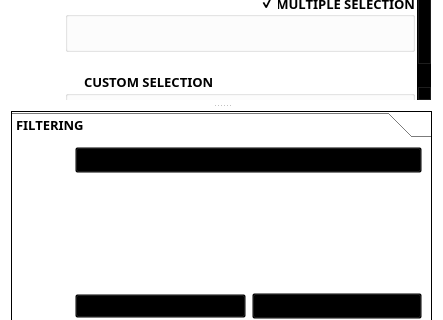
Above: filter_mate_dockwidget_base.ui from sducournau/filter_mate before the change; both pictures show x 0 to 443 and y 93 to 413 of the 443 by 799 pixel window. Below: the same form after it.
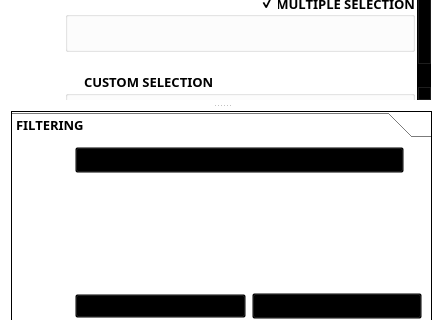
That is the form after the change. Icons and pictures are not drawn. Custom widgets are drawn as their Qt base class.

Commit message:
feat: Add auto-optimization and multi-step filtering improvements
- Add AutoOptimizer module for intelligent filter optimization
- Add optimization dialogs for user interaction
- Add centroid icon for UI
- Update translations for 20 languages
- Improve backend implementations (PostgreSQL, Spatialite, OGR, Memory)
- Enhance multi-step optimizer with better strategy selection
- Update documentation with auto-optimization guide
- Fix freeze issues with large expressions
- Update metadata and changelog for v2.5.11

What changed in the file:
```diff
--- a/filter_mate_dockwidget_base.ui
+++ b/filter_mate_dockwidget_base.ui
@@ -2157,10 +2157,15 @@
                   <item>
                    <layout class="QVBoxLayout" name="verticalLayout_filtering_values">
                     <item>
+                     <layout class="QHBoxLayout" name="horizontalLayout_filtering_source_layer">
+                      <property name="spacing">
+                       <number>4</number>
+                      </property>
+                      <item>
                      <widget class="QgsMapLayerComboBox" name="comboBox_filtering_current_layer">
                       <property name="sizePolicy">
                        <sizepolicy hsizetype="Preferred" vsizetype="Fixed">
-                        <horstretch>0</horstretch>
+                          <horstretch>1</horstretch>
                         <verstretch>0</verstretch>
                        </sizepolicy>
                       </property>
@@ -2198,6 +2203,43 @@
                      </widget>
                     </item>
                     <item>
+                       <widget class="QCheckBox" name="checkBox_filtering_use_centroids_source_layer">
+                        <property name="sizePolicy">
+                         <sizepolicy hsizetype="Fixed" vsizetype="Fixed">
+                          <horstretch>0</horstretch>
+                          <verstretch>0</verstretch>
+                         </sizepolicy>
+                        </property>
+                        <property name="font">
+                         <font>
+                          <family>Segoe UI</family>
+                          <pointsize>8</pointsize>
+                          <weight>75</weight>
+                          <italic>false</italic>
+                          <bold>true</bold>
+                          <underline>false</underline>
+                          <strikeout>false</strikeout>
+                          <stylestrategy>PreferAntialias</stylestrategy>
+                          <kerning>true</kerning>
+                         </font>
+                        </property>
+                        <property name="cursor">
+                         <cursorShape>PointingHandCursor</cursorShape>
+                        </property>
+                        <property name="toolTip">
+                         <string>Use centroids instead of full geometries for source layer (faster for complex polygons)</string>
+                        </property>
+                        <property name="text">
+                         <string/>
+                        </property>
+                        <property name="checked">
+                         <bool>false</bool>
+                        </property>
+                       </widget>
+                      </item>
+                     </layout>
+                    </item>
+                    <item>
                      <spacer name="verticalSpacer_filtering_values_search_top">
                       <property name="orientation">
                        <enum>Qt::Vertical</enum>
```
Left out of the diff: 2 changed lines with no effect on the pictures. Lines whose indentation alone changed are shown as unchanged. The commit also changes 72 other files.
